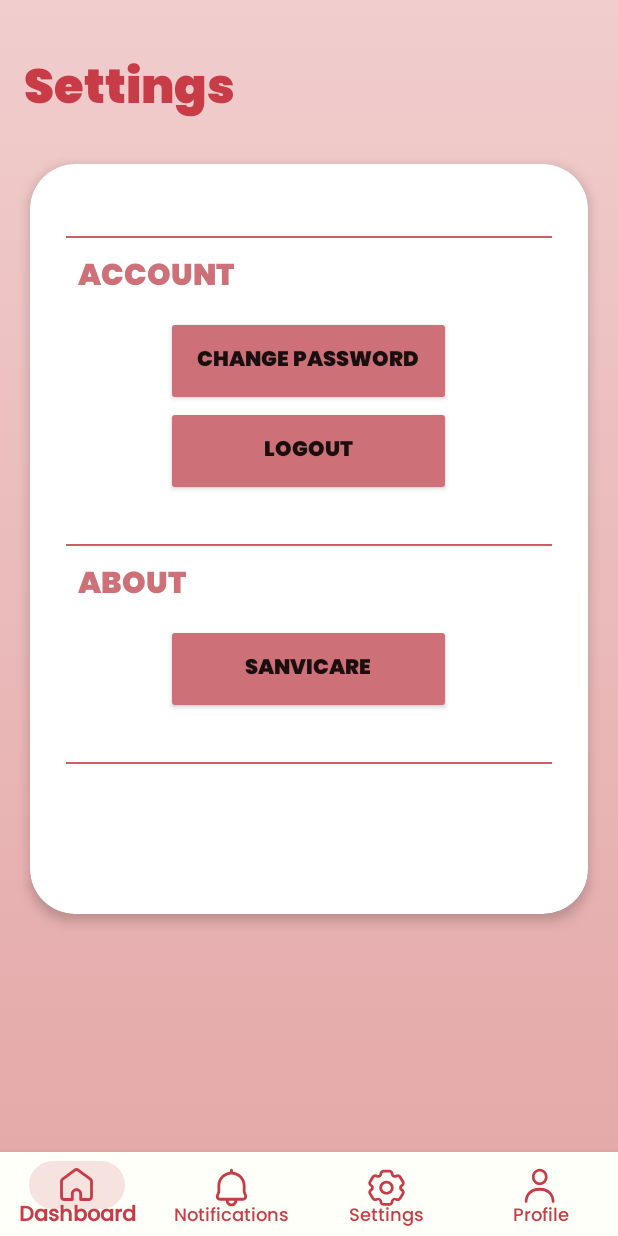
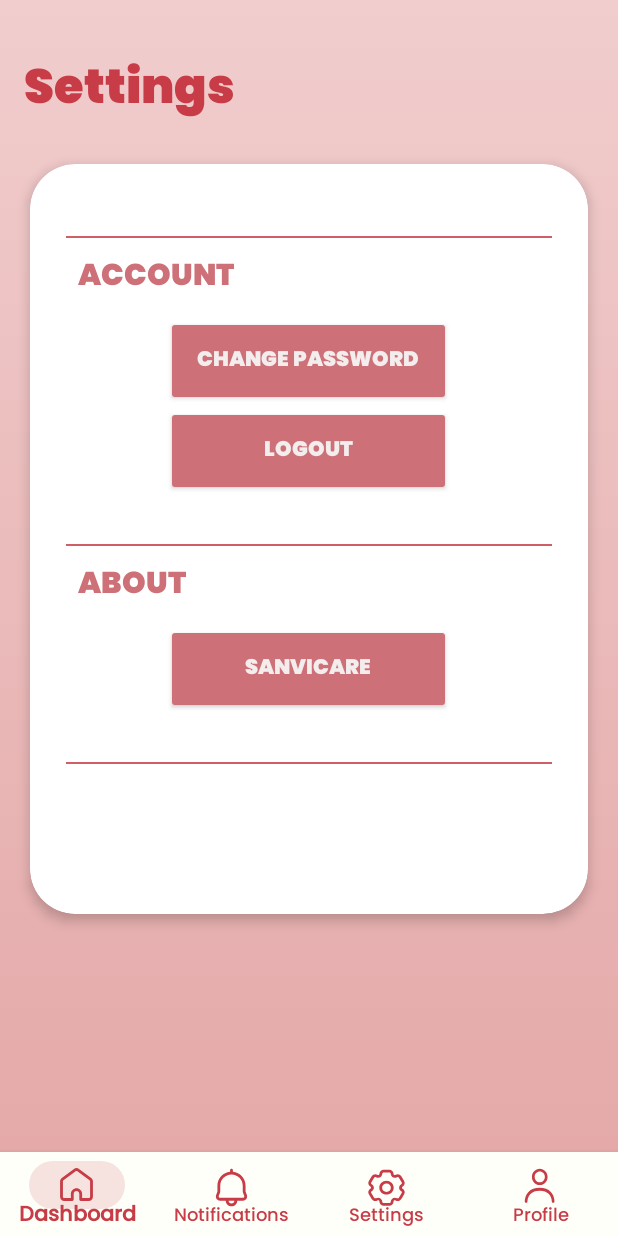
Before and after one commit to rykieldc/SIMS, an Android app: the fragment Settings placed in its activity, on a phone screen of 412 x 824 dp. Run offline under Robolectric (Android 15) with nearby library versions, the light colour scheme and no system bars; our stand-ins replace Firebase (no records; nobody signed in at launch, a user with empty details on screens opened directly); libraries missing offline, so code that uses them is left out: com.itextpdf.kernel, com.itextpdf.layout.

Commit message:
Update app layouts

```diff
--- a/app/src/main/res/layout/activity_view_item_details.xml
+++ b/app/src/main/res/layout/activity_view_item_details.xml
@@ -358,6 +358,7 @@
                         android:layout_height="wrap_content"
                         android:backgroundTint="#FF9800"
                         android:fontFamily="@font/poppins_black"
+                        android:textColor="@color/white"
                         android:text="@string/edit"
                         android:textAllCaps="true"
                         android:textStyle="bold"
--- a/app/src/main/res/layout/fragment_admin_dashboard.xml
+++ b/app/src/main/res/layout/fragment_admin_dashboard.xml
@@ -304,7 +304,7 @@
                     android:layout_height="80dp"
                     android:layout_gravity="center"
                     android:contentDescription="@string/generate_reports"
-                    android:src="@drawable/ic_manage_users"/>
+                    android:src="@drawable/ic_report"/>
 
                 <TextView
                     android:layout_width="wrap_content"
--- a/app/src/main/res/layout/fragment_settings.xml
+++ b/app/src/main/res/layout/fragment_settings.xml
@@ -80,10 +80,11 @@
                         android:fontFamily="@font/poppins_black"
                         android:text="@string/change_password"
                         android:textAllCaps="true"
+                        android:textColor="@color/white"
                         android:textStyle="bold"
                         app:cornerRadius="10dp"
                         app:iconPadding="0dp"
-                        tools:ignore="ButtonStyle,TextContrastCheck" />
+                        tools:ignore="ButtonStyle,TextContrastCheck,TextSizeCheck" />
 
                     <Button
                         android:id="@+id/logoutBtn"
@@ -91,6 +92,7 @@
                         android:layout_height="60dp"
                         android:backgroundTint="@color/profile_color"
                         android:fontFamily="@font/poppins_black"
+                        android:textColor="@color/white"
                         android:text="@string/logout"
                         android:textAllCaps="true"
                         android:textStyle="bold"
@@ -132,6 +134,7 @@
                         android:layout_height="60dp"
                         android:backgroundTint="@color/profile_color"
                         android:fontFamily="@font/poppins_black"
+                        android:textColor="@color/white"
                         android:text="@string/sanvicare"
                         android:textAllCaps="true"
                         android:textStyle="bold"
```
Also changed, not shown: app/src/main/res/drawable/ic_report.png (added).
